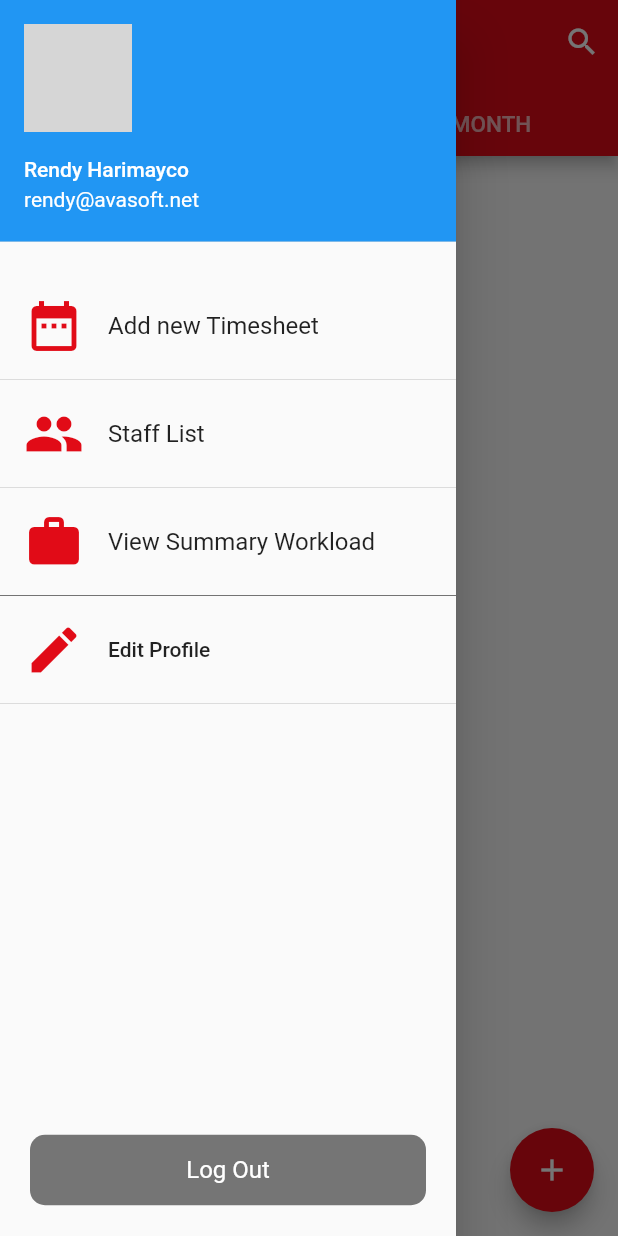
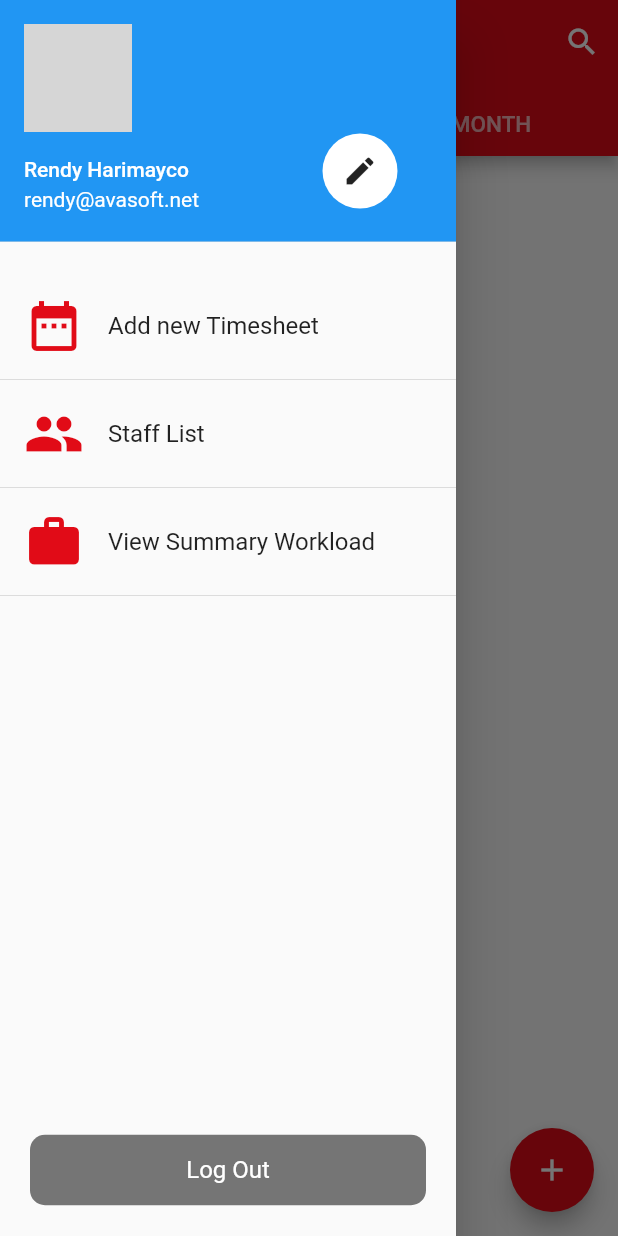
Before and after one commit to harimayco/timesheet-flutter, a Flutter app: the HomePage screen opened directly, with the side drawer open, on a phone screen of 412 x 824 dp. Run offline on Flutter 3.47's test engine with Material 2 defaults, Android fonts, the phone set to English and light mode, and no system bars; network calls fail; grey boxes are pictures that could not be loaded.

```diff
--- a/lib/pages/home_page.dart
+++ b/lib/pages/home_page.dart
@@ -1,3 +1,5 @@
+import 'package:AvasoftTimesheet/pages/login_page.dart';
+import 'package:AvasoftTimesheet/pages/profile_page.dart';
 import 'package:flutter/material.dart';
 import 'package:flutter/widgets.dart';
 import './other_page.dart';
@@ -49,15 +51,34 @@ class _HomePageState extends State<HomePage> {
         drawer: Drawer(
           child: Column(
             children: <Widget>[
+              Stack(
+                children: <Widget>[
                   UserAccountsDrawerHeader(
                     accountName: Text("Rendy Harimayco"),
                     accountEmail: Text("rendy@avasoft.net"),
                     currentAccountPicture: GestureDetector(
-                  onTap: () => print("Gambar profil diklik"),
+                      onTap: () => Navigator.of(context).push(
+                        new MaterialPageRoute(
+                          builder: (BuildContext context) => new ProfilePage(),
+                        ),
+                      ),
                       child: CircleAvatar(
                         backgroundImage: NetworkImage(mainProfilePicture),
                       ),
                     ),
+                  ),
+                  Positioned(
+                    bottom: 30,
+                    right: 20,
+                    child: RawMaterialButton(
+                      padding: EdgeInsets.all(13),
+                      child: Icon(Icons.edit),
+                      fillColor: Colors.white,
+                      shape: CircleBorder(),
+                      onPressed: null,
+                    ),
+                  ),
+                ],
               ),
               Padding(
                 padding: EdgeInsets.all(10),
@@ -121,26 +142,6 @@ class _HomePageState extends State<HomePage> {
                   );
                 },
               ),
-              Divider(
-                color: Colors.black54,
-              ),
-              ListTile(
-                title: Text("Edit Profile"),
-                leading: Icon(
-                  Icons.edit,
-                  color: Color.fromRGBO(225, 11, 23, 1),
-                  size: 40,
-                ),
-                onTap: () {
-                  Navigator.of(context).pop();
-                  Navigator.of(context).push(
-                    new MaterialPageRoute(
-                      builder: (BuildContext context) =>
-                          new OtherPage("Edit Profile"),
-                    ),
-                  );
-                },
-              ),
               Divider(),
               Expanded(
                 child: Align(
@@ -156,7 +157,14 @@ class _HomePageState extends State<HomePage> {
                         elevation: 0,
                         padding:
                             EdgeInsets.symmetric(horizontal: 10, vertical: 14),
-                        onPressed: () {},
+                        onPressed: () {
+                          Navigator.of(context).push(
+                            new MaterialPageRoute(
+                              builder: (BuildContext context) =>
+                                  new LoginPage(),
+                            ),
+                          );
+                        },
                         color: Colors.grey[600],
                         child: Text(
                           "Log Out",
```
Also changed, not shown: lib/pages/login_page.dart (+8 -3 lines), lib/pages/profile_page.dart (added, +102 -0 lines). Lines whose indentation alone changed are shown as unchanged.
